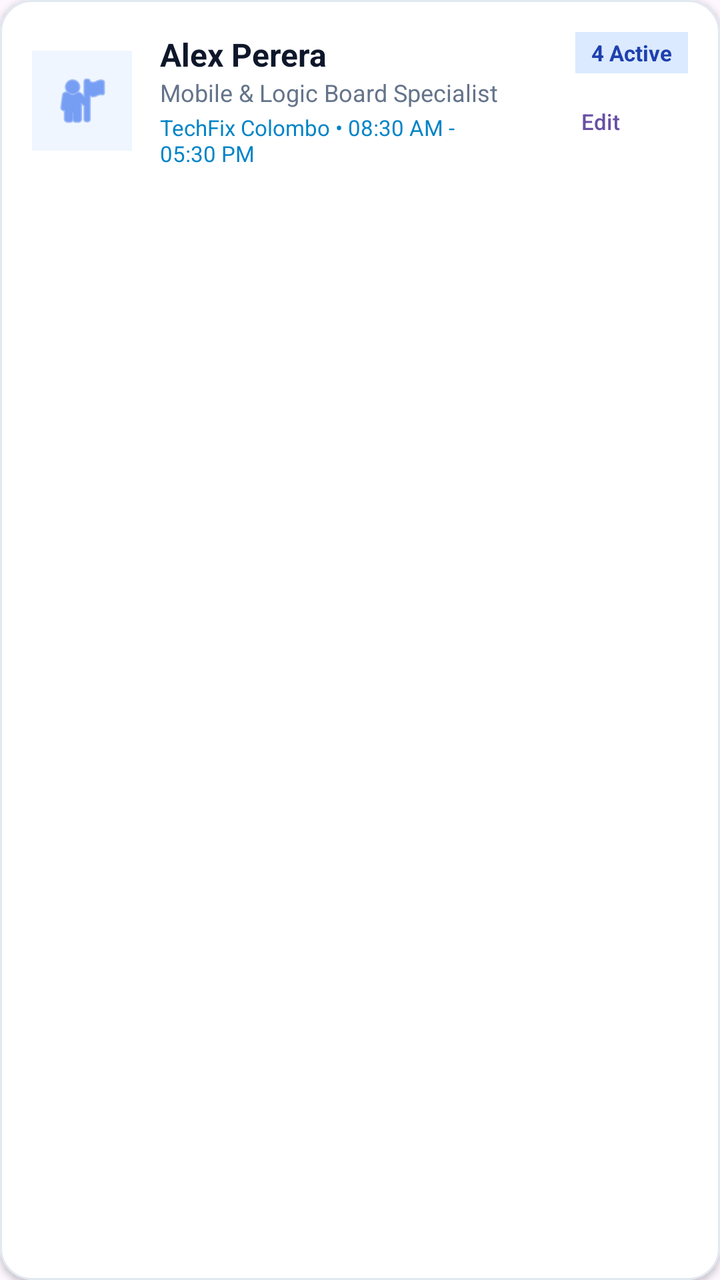
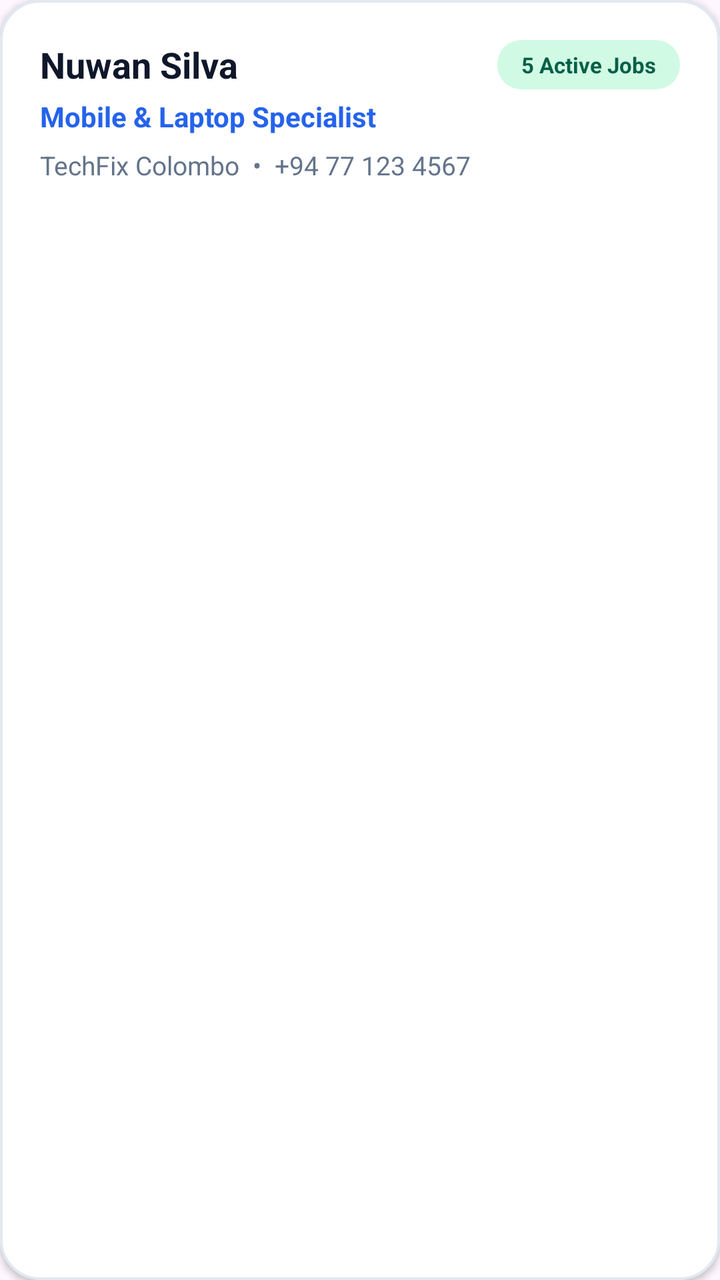

Screens rendered from an Android XML layout before and after an edit, with the pre-edit source and the edit as a unified diff.
<!-- AndroidManifest.xml: application theme Theme.TechFix -->
<!-- res/layout/item_technician_card.xml -->
<?xml version="1.0" encoding="utf-8"?>
<com.google.android.material.card.MaterialCardView 
    xmlns:android="http://schemas.android.com/apk/res/android"
    xmlns:app="http://schemas.android.com/apk/res-auto"
    android:layout_width="match_parent"
    android:layout_height="wrap_content"
    android:layout_marginHorizontal="12dp"
    android:layout_marginVertical="6dp"
    app:cardCornerRadius="16dp"
    app:cardElevation="2dp"
    app:strokeColor="#E2E8F0"
    app:strokeWidth="1dp"
    app:cardBackgroundColor="#FFFFFF">

    <LinearLayout
        android:layout_width="match_parent"
        android:layout_height="wrap_content"
        android:orientation="horizontal"
        android:padding="16dp"
        android:gravity="center_vertical">

        <ImageView
            android:id="@+id/imgAvatar"
            android:layout_width="50dp"
            android:layout_height="50dp"
            android:src="@android:drawable/ic_menu_myplaces"
            app:tint="#2563EB"
            android:background="#EFF6FF"
            android:padding="10dp" />

        <LinearLayout
            android:layout_width="0dp"
            android:layout_height="wrap_content"
            android:layout_weight="1"
            android:layout_marginStart="14dp"
            android:orientation="vertical">

            <TextView
                android:id="@+id/tvTechName"
                android:layout_width="wrap_content"
                android:layout_height="wrap_content"
                android:text="Alex Perera"
                android:textSize="16sp"
                android:textStyle="bold"
                android:textColor="#0F172A" />

            <TextView
                android:id="@+id/tvSpecialization"
                android:layout_width="wrap_content"
                android:layout_height="wrap_content"
                android:text="Mobile &amp; Logic Board Specialist"
                android:textSize="12sp"
                android:textColor="#64748B" />

            <TextView
                android:id="@+id/tvBranchAndHours"
                android:layout_width="wrap_content"
                android:layout_height="wrap_content"
                android:layout_marginTop="2dp"
                android:text="TechFix Colombo • 08:30 AM - 05:30 PM"
                android:textSize="11sp"
                android:textColor="#0284C7" />
        </LinearLayout>

        <LinearLayout
            android:layout_width="wrap_content"
            android:layout_height="wrap_content"
            android:orientation="vertical"
            android:gravity="end">

            <TextView
                android:id="@+id/tvActiveRepairsBadge"
                android:layout_width="wrap_content"
                android:layout_height="wrap_content"
                android:text="4 Active"
                android:textSize="11sp"
                android:textStyle="bold"
                android:textColor="#1E40AF"
                android:background="#DBEAFE"
                android:paddingHorizontal="8dp"
                android:paddingVertical="3dp" />

            <com.google.android.material.button.MaterialButton
                android:id="@+id/btnEditTech"
                style="@style/Widget.Material3.Button.TextButton"
                android:layout_width="wrap_content"
                android:layout_height="wrap_content"
                android:text="Edit"
                android:textSize="11sp" />
        </LinearLayout>

    </LinearLayout>

</com.google.android.material.card.MaterialCardView>
<!-- resources referenced by this layout -->
<resources>
  <style name="Theme.TechFix" parent="Base.Theme.TechFix" />
  <style name="Base.Theme.TechFix" parent="Theme.Material3.DayNight.NoActionBar">
          
          
      </style>
</resources>

<!-- the commit's change to res/layout/item_technician_card.xml (unified diff, before → after) -->
@@ -4,90 +4,69 @@
     xmlns:app="http://schemas.android.com/apk/res-auto"
     android:layout_width="match_parent"
     android:layout_height="wrap_content"
-    android:layout_marginHorizontal="12dp"
-    android:layout_marginVertical="6dp"
-    app:cardCornerRadius="16dp"
+    android:layout_marginHorizontal="16dp"
+    android:layout_marginVertical="8dp"
+    app:cardCornerRadius="20dp"
     app:cardElevation="2dp"
     app:strokeColor="#E2E8F0"
-    app:strokeWidth="1dp"
+    app:strokeWidth="1.2dp"
     app:cardBackgroundColor="#FFFFFF">
 
     <LinearLayout
         android:layout_width="match_parent"
         android:layout_height="wrap_content"
-        android:orientation="horizontal"
-        android:padding="16dp"
-        android:gravity="center_vertical">
+        android:orientation="vertical"
+        android:padding="20dp">
 
-        <ImageView
-            android:id="@+id/imgAvatar"
-            android:layout_width="50dp"
-            android:layout_height="50dp"
-            android:src="@android:drawable/ic_menu_myplaces"
-            app:tint="#2563EB"
-            android:background="#EFF6FF"
-            android:padding="10dp" />
-
-        <LinearLayout
-            android:layout_width="0dp"
-            android:layout_height="wrap_content"
-            android:layout_weight="1"
-            android:layout_marginStart="14dp"
-            android:orientation="vertical">
+        <RelativeLayout
+            android:layout_width="match_parent"
+            android:layout_height="wrap_content">
 
             <TextView
                 android:id="@+id/tvTechName"
                 android:layout_width="wrap_content"
                 android:layout_height="wrap_content"
-                android:text="Alex Perera"
-                android:textSize="16sp"
+                android:layout_alignParentStart="true"
+                android:layout_toStartOf="@id/tvTechActiveJobsBadge"
+                android:layout_marginEnd="8dp"
+                android:text="Nuwan Silva"
+                android:textSize="18sp"
                 android:textStyle="bold"
                 android:textColor="#0F172A" />
 
             <TextView
-                android:id="@+id/tvSpecialization"
+                android:id="@+id/tvTechActiveJobsBadge"
                 android:layout_width="wrap_content"
                 android:layout_height="wrap_content"
-                android:text="Mobile &amp; Logic Board Specialist"
-                android:textSize="12sp"
-                android:textColor="#64748B" />
+                android:layout_alignParentEnd="true"
+                android:text="5 Active Jobs"
+                android:textSize="11sp"
+                android:textStyle="bold"
+                android:textColor="#065F46"
+                android:background="@drawable/bg_pill_badge"
+                android:backgroundTint="#D1FAE5"
+                android:paddingHorizontal="12dp"
+                android:paddingVertical="5dp" />
+        </RelativeLayout>
 
-            <TextView
-                android:id="@+id/tvBranchAndHours"
-                android:layout_width="wrap_content"
-                android:layout_height="wrap_content"
-                android:layout_marginTop="2dp"
-                android:text="TechFix Colombo • 08:30 AM - 05:30 PM"
-                android:textSize="11sp"
-                android:textColor="#0284C7" />
-        </LinearLayout>
-
-        <LinearLayout
+        <TextView
+            android:id="@+id/tvTechSpecialization"
             android:layout_width="wrap_content"
             android:layout_height="wrap_content"
-            android:orientation="vertical"
-            android:gravity="end">
+            android:layout_marginTop="4dp"
+            android:text="Mobile &amp; Laptop Specialist"
+            android:textSize="14sp"
+            android:textStyle="bold"
+            android:textColor="#2563EB" />
 
-            <TextView
-                android:id="@+id/tvActiveRepairsBadge"
-                android:layout_width="wrap_content"
-                android:layout_height="wrap_content"
-                android:text="4 Active"
-                android:textSize="11sp"
-                android:textStyle="bold"
-                android:textColor="#1E40AF"
-                android:background="#DBEAFE"
-                android:paddingHorizontal="8dp"
-                android:paddingVertical="3dp" />
-
-            <com.google.android.material.button.MaterialButton
-                android:id="@+id/btnEditTech"
-                style="@style/Widget.Material3.Button.TextButton"
-                android:layout_width="wrap_content"
-                android:layout_height="wrap_content"
-                android:text="Edit"
-                android:textSize="11sp" />
-        </LinearLayout>
+        <TextView
+            android:id="@+id/tvTechBranchAndPhone"
+            android:layout_width="wrap_content"
+            android:layout_height="wrap_content"
+            android:layout_marginTop="6dp"
+            android:text="TechFix Colombo  •  +94 77 123 4567"
+            android:textSize="13sp"
+            android:textColor="#64748B" />
 
     </LinearLayout>
 
<!-- resource entries referenced after the edit -->
@@ -1,5 +1,12 @@
 <!-- resources referenced by this layout -->
 <resources>
+  <!-- drawable bg_pill_badge (drawable) -->
+  <?xml version="1.0" encoding="utf-8"?>
+  <shape xmlns:android="http://schemas.android.com/apk/res/android"
+      android:shape="rectangle">
+      <solid android:color="#FEE2E2" />
+      <corners android:radius="12dp" />
+  </shape>
   <style name="Theme.TechFix" parent="Base.Theme.TechFix" />
   <style name="Base.Theme.TechFix" parent="Theme.Material3.DayNight.NoActionBar">
           
